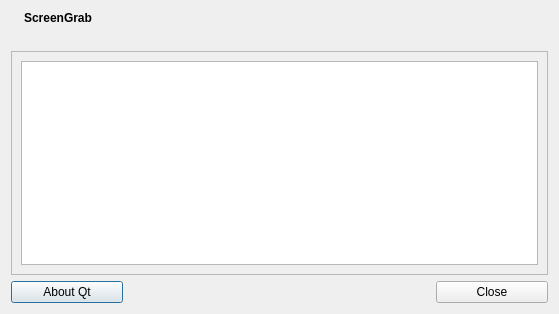
Qt form src/core/ui/aboutwidget.ui (lxqt/screengrab) before a commit.
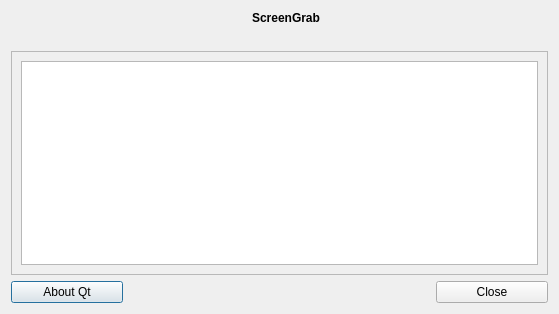
The same form after that commit. Icons and pictures are not drawn.

What changed in the file:
```diff
--- a/src/core/ui/aboutwidget.ui
+++ b/src/core/ui/aboutwidget.ui
@@ -64,7 +64,7 @@
           <string notr="true">&lt;b&gt;ScreenGrab&lt;/b&gt;</string>
          </property>
          <property name="alignment">
-          <set>Qt::AlignBottom</set>
+          <set>Qt::AlignBottom|Qt::AlignHCenter</set>
          </property>
         </widget>
        </item>
```
Left out of the diff: 2 changed lines with no effect on the pictures.
